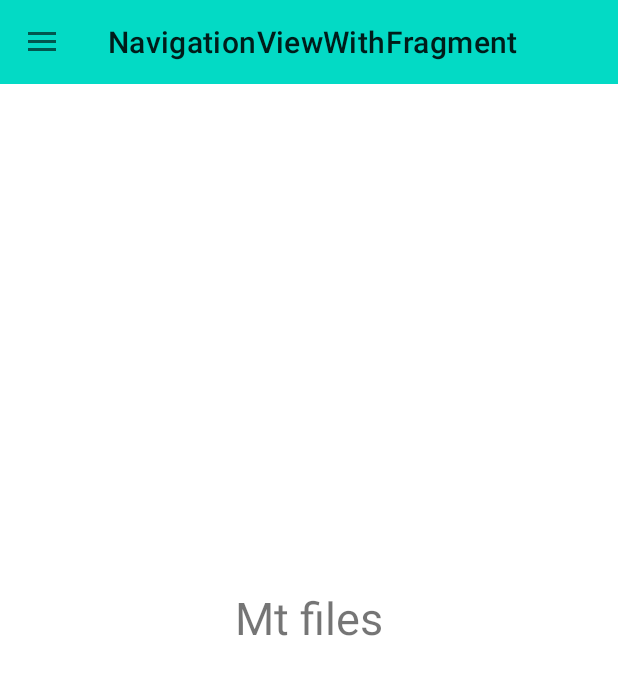
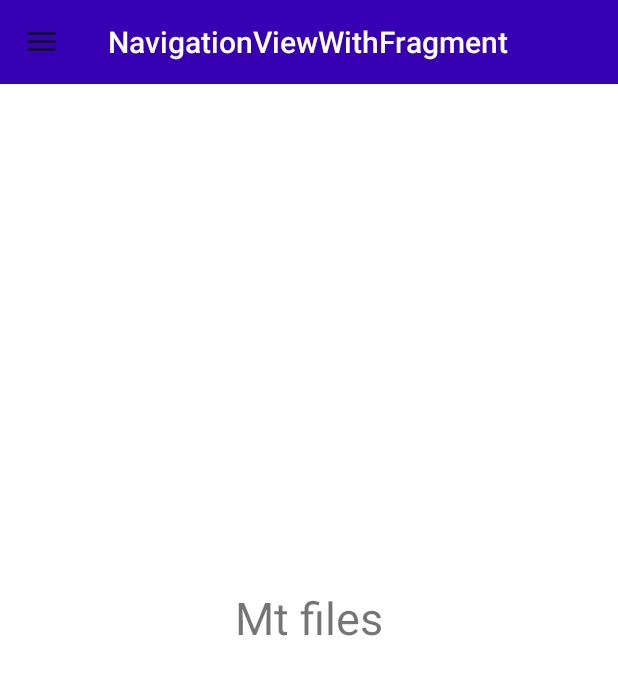
Before and after one commit to LuizSaraiva/NavigationViewWithFragment, an Android app: the screen it shows after launch (MainActivity), on a phone screen of 412 x 824 dp. Shown: the top 675 px of the screen. Run offline under Robolectric (Android 15) with nearby library versions, the phone set to English and light mode, and no system bars.

Commit message:
changed the color of the header and toolbar

```diff
--- a/app/src/main/res/layout/activity_main.xml
+++ b/app/src/main/res/layout/activity_main.xml
@@ -10,7 +10,9 @@
         android:id="@+id/toolbar"
         android:layout_width="match_parent"
         android:layout_height="?attr/actionBarSize"
-        android:background="@color/teal_200"
+        android:background="@color/purple_700"
+        android:theme="@style/Theme.AppCompat.Light.DarkActionBar"
+        app:titleTextColor="@color/white"
         app:title="@string/app_name" />
 
     <FrameLayout
--- a/app/src/main/res/layout/header_nav.xml
+++ b/app/src/main/res/layout/header_nav.xml
@@ -2,7 +2,7 @@
 <LinearLayout xmlns:android="http://schemas.android.com/apk/res/android"
     android:layout_width="match_parent"
     android:layout_height="wrap_content"
-    android:background="@android:color/holo_green_light"
+    android:background="@color/purple_500"
     android:orientation="vertical"
     android:padding="20dp">
 
```
